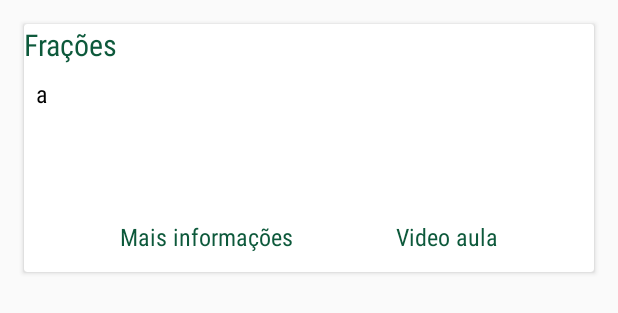
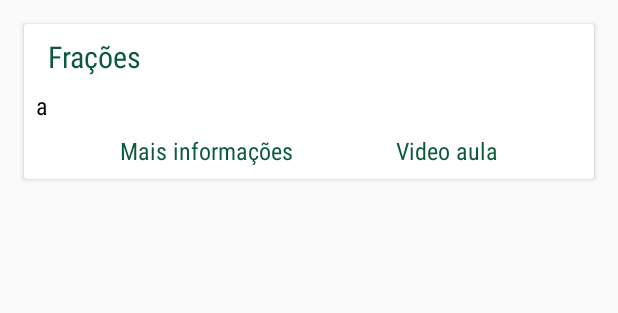
Before and after one commit to centralufabc/centralepufabc, an Android app: the layout item_estudo.xml on its own in the app's theme, with its tools: preview values and no code run, on a phone screen of 412 x 824 dp. Shown: the top 313 px of the screen. Run offline under Robolectric (Android 15) with nearby library versions, the phone set to English and light mode, and no system bars.

Commit message:
Check point

```diff
--- a/app/src/main/AndroidManifest.xml
+++ b/app/src/main/AndroidManifest.xml
@@ -39,6 +39,10 @@
         <activity
             android:name=".lista_frentes"
             android:label="@string/title_activity_lista_frentes"
+            android:theme="@style/AppTheme.NoActionBar" />
+        <activity
+            android:name=".mesa"
+            android:label="@string/title_activity_mesa"
             android:theme="@style/AppTheme.NoActionBar"></activity>
     </application>
 
--- a/app/src/main/java/central/centralepufabc/Estudo_adapter.java
+++ b/app/src/main/java/central/centralepufabc/Estudo_adapter.java
@@ -15,11 +15,11 @@ import java.util.ArrayList;
  */
 
 public class Estudo_adapter extends BaseAdapter {
-    private ArrayList<Areas> arrayList;
+    private ArrayList<Estudo> arrayList;
     private Context context;
     private LayoutInflater layout;
 
-    public Estudo_adapter(Context context, ArrayList<Areas> arrayList) {
+    public Estudo_adapter(Context context, ArrayList<Estudo> arrayList) {
         this.context = context;
         this.arrayList = arrayList;
     }
@@ -47,7 +47,7 @@ public class Estudo_adapter extends BaseAdapter {
         TextView txt_d=(TextView) v.findViewById(R.id.txt_desc);
 
         txt_t.setText(arrayList.get(i).getNome());
-        txt_d.setText(arrayList.get(i).getNome());
+        txt_d.setText(arrayList.get(i).getDesc());
         return v;
     }
 }
--- a/app/src/main/java/central/centralepufabc/ListAdapter.java
+++ b/app/src/main/java/central/centralepufabc/ListAdapter.java
@@ -5,6 +5,7 @@ import android.view.LayoutInflater;
 import android.view.View;
 import android.view.ViewGroup;
 import android.widget.BaseExpandableListAdapter;
+import android.widget.ImageView;
 import android.widget.TextView;
 
 import java.util.HashMap;
--- a/app/src/main/res/layout/item_estudo.xml
+++ b/app/src/main/res/layout/item_estudo.xml
@@ -16,7 +16,7 @@
         android:layout_marginStart="16dp"
         app:layout_constraintLeft_toLeftOf="parent"
         android:layout_marginLeft="16dp"
-        android:layout_height="165dp">
+        android:layout_height="wrap_content">
 
         <android.support.constraint.ConstraintLayout
             android:layout_width="match_parent"
@@ -30,13 +30,16 @@
                 android:textColor="#0d593b"
                 android:textSize="20sp"
                 android:fontFamily="sans-serif-condensed"
-                tools:layout_editor_absoluteY="8dp"
-                tools:layout_editor_absoluteX="16dp" />
+                android:layout_marginStart="16dp"
+                app:layout_constraintLeft_toLeftOf="parent"
+                android:layout_marginLeft="16dp"
+                android:layout_marginTop="8dp"
+                app:layout_constraintTop_toTopOf="parent" />
 
             <TextView
                 android:text="a"
                 android:layout_width="0dp"
-                android:layout_height="87dp"
+                android:layout_height="wrap_content"
                 android:id="@+id/txt_desc"
                 android:textColor="#000000"
                 android:layout_marginTop="8dp"
@@ -53,7 +56,7 @@
             <TextView
                 android:text="Mais informações"
                 android:layout_width="wrap_content"
-                android:layout_height="wrap_content"
+                android:layout_height="0dp"
                 android:id="@+id/txt_mais_info"
                 android:textSize="16sp"
                 android:textColor="#0d593b"
@@ -62,7 +65,9 @@
                 app:layout_constraintTop_toBottomOf="@+id/txt_desc"
                 android:layout_marginStart="64dp"
                 app:layout_constraintLeft_toLeftOf="parent"
-                android:layout_marginLeft="64dp" />
+                android:layout_marginLeft="64dp"
+                app:layout_constraintBottom_toBottomOf="parent"
+                android:layout_marginBottom="8dp" />
 
             <TextView
                 android:text="Video aula"
@@ -76,7 +81,9 @@
                 app:layout_constraintTop_toBottomOf="@+id/txt_desc"
                 android:layout_marginEnd="64dp"
                 app:layout_constraintRight_toRightOf="parent"
-                android:layout_marginRight="64dp" />
+                android:layout_marginRight="64dp"
+                app:layout_constraintBottom_toBottomOf="parent"
+                android:layout_marginBottom="8dp" />
         </android.support.constraint.ConstraintLayout>
     </android.support.v7.widget.CardView>
 </android.support.constraint.ConstraintLayout>
--- a/app/src/main/res/menu/activity_main_drawer.xml
+++ b/app/src/main/res/menu/activity_main_drawer.xml
@@ -10,6 +10,11 @@
             android:id="@+id/nav_grade"
             android:icon="@drawable/grade"
             android:title="Horário das aulas" />
+
+        <item
+            android:id="@+id/nav_mesa"
+            android:icon="@drawable/estudo"
+            android:title="Mesa de estudos" />
 
         <item
             android:id="@+id/nav_cronograma"
--- a/app/src/main/res/values/strings.xml
+++ b/app/src/main/res/values/strings.xml
@@ -9,4 +9,5 @@
     <string name="title_activity_aulas">aulas</string>
     <string name="title_activity_cronograma">cronograma</string>
     <string name="title_activity_lista_frentes">lista_frentes</string>
+    <string name="title_activity_mesa">mesa</string>
 </resources>
```
Also changed, not shown: app/src/main/java/central/centralepufabc/MainActivity.java (+13 -11 lines), app/src/main/java/central/centralepufabc/mesa.java (added, +51 -0 lines), app/src/main/res/layout/activity_mesa.xml (added, +50 -0 lines), app/src/main/res/layout/content_mesa.xml (added, +20 -0 lines), app/src/main/res/drawable/estudo.png (added).
